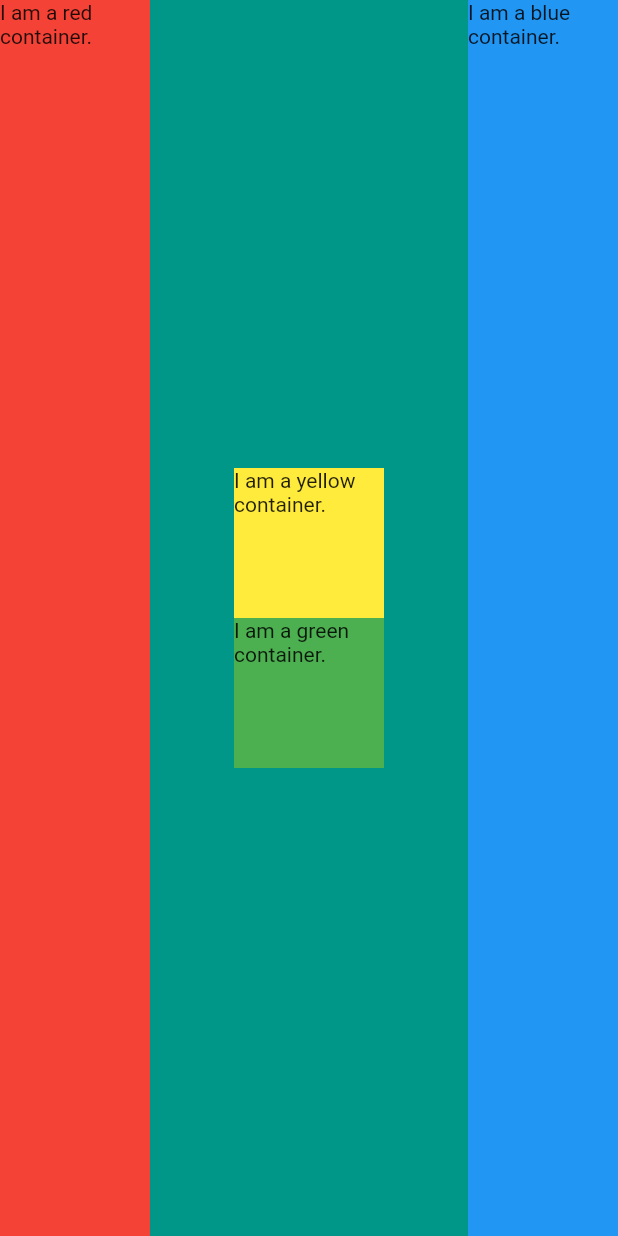
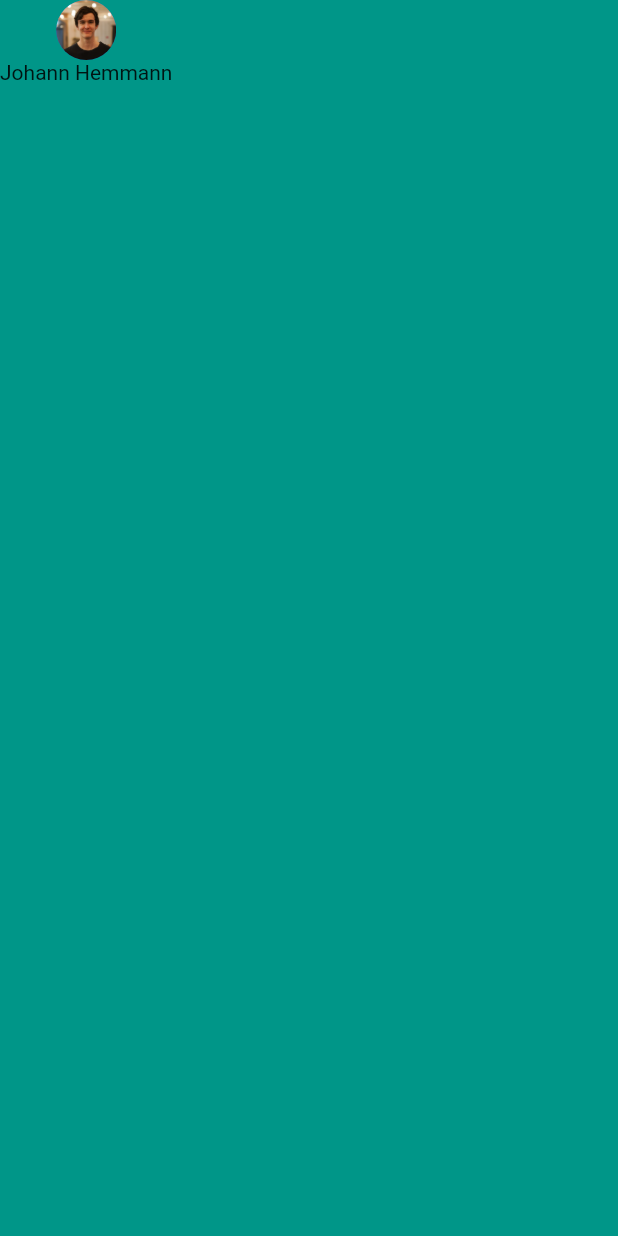
Before and after one commit to Urhengulas/hello_flutter, a Flutter app: the screen it shows after launch, on a phone screen of 412 x 824 dp. Run offline on Flutter 3.47's test engine with Material 2 defaults, Android fonts, the phone set to English and light mode, and no system bars.

Commit message:
Start building business card website

```diff
--- a/lib/main.dart
+++ b/lib/main.dart
@@ -11,41 +11,16 @@
       home: SafeArea(
         child: Scaffold(
           backgroundColor: Colors.teal,
-          body: Container(
-            child: Row(
-              mainAxisAlignment: MainAxisAlignment.spaceBetween,
-              crossAxisAlignment: CrossAxisAlignment
-                  .stretch, // preserves big containers from shrinking, if adding content
-              children: <Widget>[
-                Container(
-                  color: Colors.red,
-                  width: 100.0,
-                  child: Text("I am a red container."),
-                ),
-                Column(
-                  mainAxisAlignment: MainAxisAlignment.center,
-                  children: <Widget>[
-                    Container(
-                      color: Colors.yellow,
-                      width: 100.0,
-                      height: 100.0,
-                      child: Text("I am a yellow container."),
-                    ),
-                    Container(
-                      color: Colors.green,
-                      width: 100.0,
-                      height: 100.0,
-                      child: Text("I am a green container."),
-                    ),
-                  ],
-                ),
-                Container(
-                  color: Colors.blue,
-                  width: 100.0,
-                  child: Text("I am a blue container."),
-                ),
-              ],
-            ),
+          body: Column(
+            children: <Widget>[
+              CircleAvatar(
+                backgroundImage: AssetImage("img/johann.jpg"),
+              ),
+              Text(
+                "Johann Hemmann",
+                style: TextStyle(),
+              )
+            ],
           ),
         ),
       ),
```
Also changed, not shown: pubspec.yaml (+2 -54 lines), img/johann.jpg (added).
